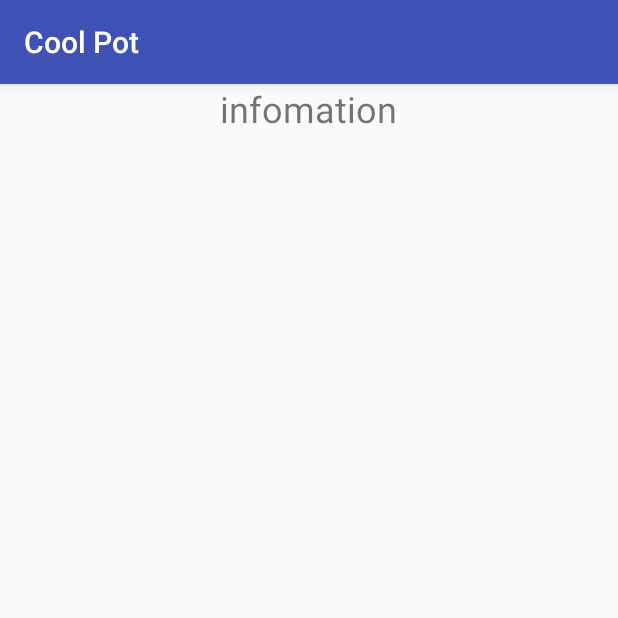
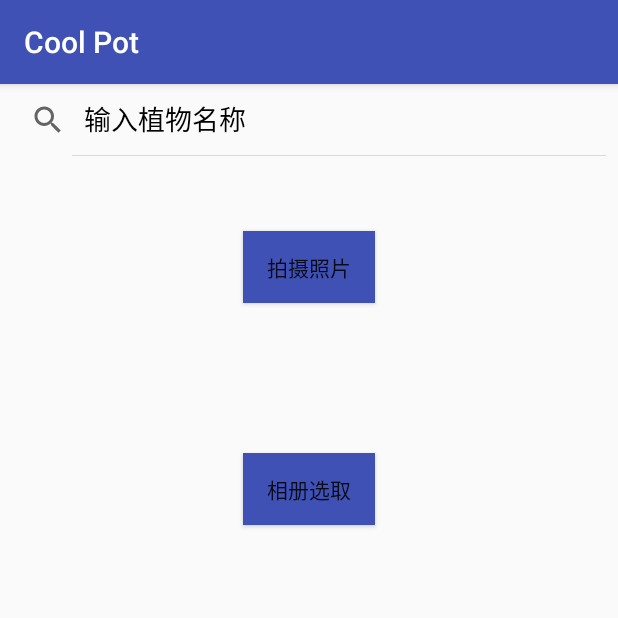
Before and after one commit to ULTRAKID/Cool-Pot, an Android app: the fragment InfoFragment shown on its own in the app's theme, on a phone screen of 412 x 824 dp, the top half of it. Run offline under Robolectric (Android 15) with nearby library versions, the phone set to English and light mode, and no system bars; pictures from the network do not load.

Commit message:
add searchview

```diff
--- a/app/src/main/AndroidManifest.xml
+++ b/app/src/main/AndroidManifest.xml
@@ -2,14 +2,16 @@
 <manifest xmlns:android="http://schemas.android.com/apk/res/android"
     package="com.cwt.coolpot">
 
+    <uses-permission android:name="android.permission.INTERNET"/>
     <application
         android:allowBackup="true"
         android:icon="@mipmap/ic_launcher"
         android:label="@string/app_name"
         android:roundIcon="@mipmap/ic_launcher_round"
         android:supportsRtl="true"
-        android:theme="@style/AppTheme">
-        <activity android:name=".MainActivity">
+        android:theme="@style/CoolPotTheme">
+        <activity android:name=".MainActivity"
+            android:theme="@style/CoolPotTheme">
             <intent-filter>
                 <action android:name="android.intent.action.MAIN" />
 
--- /dev/null
+++ b/app/src/main/java/com/cwt/coolpot/HttpUtil.java
@@ -0,0 +1,17 @@
+package com.cwt.coolpot;
+
+import okhttp3.OkHttpClient;
+import okhttp3.Request;
+
+/**
+ * Created by 曹吵吵 on 2017/8/22 0022.
+ */
+
+public class HttpUtil {
+
+    public static void sendOkHttpRequest(String address,okhttp3.Callback callback){
+        OkHttpClient client=new OkHttpClient();
+        Request request=new Request.Builder().url(address).build();
+        client.newCall(request).enqueue(callback);
+    }
+}
--- a/app/src/main/java/com/cwt/coolpot/InfoFragment.java
+++ b/app/src/main/java/com/cwt/coolpot/InfoFragment.java
@@ -1,21 +1,94 @@
 package com.cwt.coolpot;
 
+import android.content.SharedPreferences;
+import android.graphics.Color;
 import android.os.Bundle;
+import android.preference.PreferenceManager;
 import android.support.annotation.Nullable;
 import android.support.v4.app.Fragment;
+import android.widget.SearchView;
+import android.util.Log;
 import android.view.LayoutInflater;
 import android.view.View;
 import android.view.ViewGroup;
+import android.widget.ImageView;
+import android.widget.TextView;
+
+import com.bumptech.glide.Glide;
+
+import java.io.IOException;
+import java.lang.reflect.Field;
+
+import okhttp3.Call;
+import okhttp3.Callback;
+import okhttp3.Response;
 
 /**
  * Created by 曹吵吵 on 2017/8/20 0020.
  */
 
 public class InfoFragment extends Fragment {
+
+    SearchView searchView;ImageView bg_pic;
+    SharedPreferences preferences;
+    View view;
     @Nullable
     @Override
     public View onCreateView(LayoutInflater inflater, @Nullable ViewGroup container, @Nullable Bundle savedInstanceState) {
-        View view=inflater.inflate(R.layout.info_fragment,container,false);
+        view=inflater.inflate(R.layout.info_fragment,container,false);
+        initSearchView();
         return view;
     }
+
+    private void initSearchView(){
+        searchView=(SearchView)view.findViewById(R.id.search_view);
+        searchView.setIconifiedByDefault(false);
+        searchView.setQueryHint("输入植物名称");
+        int id=searchView.getContext().getResources().getIdentifier("android:id/search_src_text",null,null);
+        TextView textView=(TextView)searchView.findViewById(id);
+        textView.setTextColor(Color.parseColor("#000000"));
+        textView.setHintTextColor(Color.parseColor("#000000"));
+
+        try {
+            Field mCursorDrawableRes=TextView.class.getDeclaredField("mCursorDrawableRes");
+            mCursorDrawableRes.setAccessible(true);
+            mCursorDrawableRes.set(textView, R.drawable.cursor_color);
+        } catch (Exception e){
+            e.printStackTrace();
+        }
+        bg_pic=(ImageView)view.findViewById(R.id.bg_bing_pic);
+        preferences=PreferenceManager.getDefaultSharedPreferences(view.getContext());
+        String bg_pic_string=preferences.getString("bg_pic",null);
+        if (bg_pic_string!=null){
+            Glide.with(this).load(bg_pic_string).into(bg_pic);
+        } else {
+            loadBingPic();
+        }
+    }
+
+    private void loadBingPic(){
+        String requestBingPic="http://guolin.tech/api/bing_pic";
+        HttpUtil.sendOkHttpRequest(requestBingPic, new Callback() {
+            @Override
+            public void onFailure(Call call, IOException e) {
+                e.printStackTrace();
+            }
+
+            @Override
+            public void onResponse(Call call, Response response) throws IOException {
+                final String bing_pic=response.body().string();
+                SharedPreferences.Editor editor=PreferenceManager.getDefaultSharedPreferences(view.getContext()).edit();
+                editor.putString("bg_pic",bing_pic);
+                editor.apply();
+                getActivity().runOnUiThread(new Runnable() {
+                    @Override
+                    public void run() {
+                        Glide.with(InfoFragment.this).load(bing_pic).into(bg_pic);
+                    }
+                });
+            }
+        });
+    }
+
+
 }
--- /dev/null
+++ b/app/src/main/res/drawable/buttonstyle.xml
@@ -0,0 +1,18 @@
+<?xml version="1.0" encoding="utf-8"?>
+<layer-list xmlns:android="http://schemas.android.com/apk/res/android">
+    <item>
+        <shape>
+            <solid android:color="@color/colorPrimary" />
+        </shape>
+    </item>
+
+    <item android:bottom="2dp">
+        <shape>
+            <solid android:color="@android:color/transparent" />
+            <padding android:bottom="10dp"
+                android:left="10dp"
+                android:right="10dp"
+                android:top="10dp" />
+        </shape>
+    </item>
+</layer-list>
--- /dev/null
+++ b/app/src/main/res/drawable/cursor_color.xml
@@ -0,0 +1,6 @@
+<?xml version="1.0" encoding="utf-8"?>
+<shape xmlns:android="http://schemas.android.com/apk/res/android">
+    android:shape="rectangle" >
+    <solid android:color="#ffffff" />
+    <size android:width="1dp" />
+</shape>
--- a/app/src/main/res/layout/activity_main.xml
+++ b/app/src/main/res/layout/activity_main.xml
@@ -2,17 +2,20 @@
     xmlns:android="http://schemas.android.com/apk/res/android"
     xmlns:app="http://schemas.android.com/apk/res-auto"
     android:layout_height="match_parent"
-    android:layout_width="match_parent">
+    android:layout_width="match_parent"
+    android:fitsSystemWindows="true">
 
     <LinearLayout
         android:layout_width="match_parent"
         android:layout_height="match_parent"
+        android:fitsSystemWindows="true"
         android:orientation="vertical">
 
         <android.support.v4.view.ViewPager
             android:layout_width="match_parent"
             android:layout_height="0dp"
             android:layout_weight="1"
+            android:fitsSystemWindows="true"
             android:id="@+id/view_pager"/>
 
         <com.ashokvarma.bottomnavigation.BottomNavigationBar
--- a/app/src/main/res/layout/info_fragment.xml
+++ b/app/src/main/res/layout/info_fragment.xml
@@ -1,15 +1,57 @@
 <?xml version="1.0" encoding="utf-8"?>
-<LinearLayout
+<FrameLayout
     xmlns:android="http://schemas.android.com/apk/res/android"
-    android:orientation="vertical"
     android:layout_width="match_parent"
-    android:layout_height="match_parent">
+    android:layout_height="match_parent"
+    android:fitsSystemWindows="true">
 
-    <TextView
-        android:layout_width="wrap_content"
-        android:layout_height="wrap_content"
-        android:text="infomation"
-        android:textSize="24sp"
-        android:layout_gravity="center"/>
+    <ImageView
+        android:layout_width="match_parent"
+        android:layout_height="match_parent"
+        android:scaleType="centerCrop"
+        android:fitsSystemWindows="true"
+        android:id="@+id/bg_bing_pic"/>
 
-</LinearLayout>
+    <LinearLayout
+        android:orientation="vertical"
+        android:layout_width="match_parent"
+        android:layout_height="match_parent">
+
+        <SearchView
+            android:layout_width="match_parent"
+            android:layout_height="wrap_content"
+            android:iconifiedByDefault="false"
+            android:queryHint="输入植物名称"
+
+            android:id="@+id/search_view"/>
+
+        <LinearLayout
+            android:layout_width="wrap_content"
+            android:layout_height="0dp"
+            android:layout_weight="1"
+            android:layout_gravity="center"
+            android:orientation="vertical">
+
+            <Button
+                android:layout_width="wrap_content"
+                android:layout_height="wrap_content"
+                android:layout_margin="50dp"
+                android:background="@drawable/buttonstyle"
+                android:text="拍摄照片"
+                android:id="@+id/search_by_take_pic"/>
+
+            <Button
+                android:layout_width="wrap_content"
+                android:layout_height="wrap_content"
+                android:layout_margin="50dp"
+                android:layout_gravity="center"
+                android:background="@drawable/buttonstyle"
+                android:text="相册选取"
+                android:id="@+id/search_by_choose_pic"/>
+
+        </LinearLayout>
+
+
+    </LinearLayout>
+
+</FrameLayout>
--- /dev/null
+++ b/app/src/main/res/values-v21/styles.xml
@@ -0,0 +1,6 @@
+<?xml version="1.0" encoding="utf-8"?>
+<resources>
+    <style name="CoolPotTheme" parent="AppTheme">
+        <item name="android:statusBarColor">@android:color/transparent</item>
+    </style>
+</resources>
--- a/app/src/main/res/values/styles.xml
+++ b/app/src/main/res/values/styles.xml
@@ -8,4 +8,7 @@
         <item name="colorAccent">@color/colorAccent</item>
     </style>
 
+    <style name="CoolPotTheme" parent="AppTheme">
+    </style>
+
 </resources>
```
